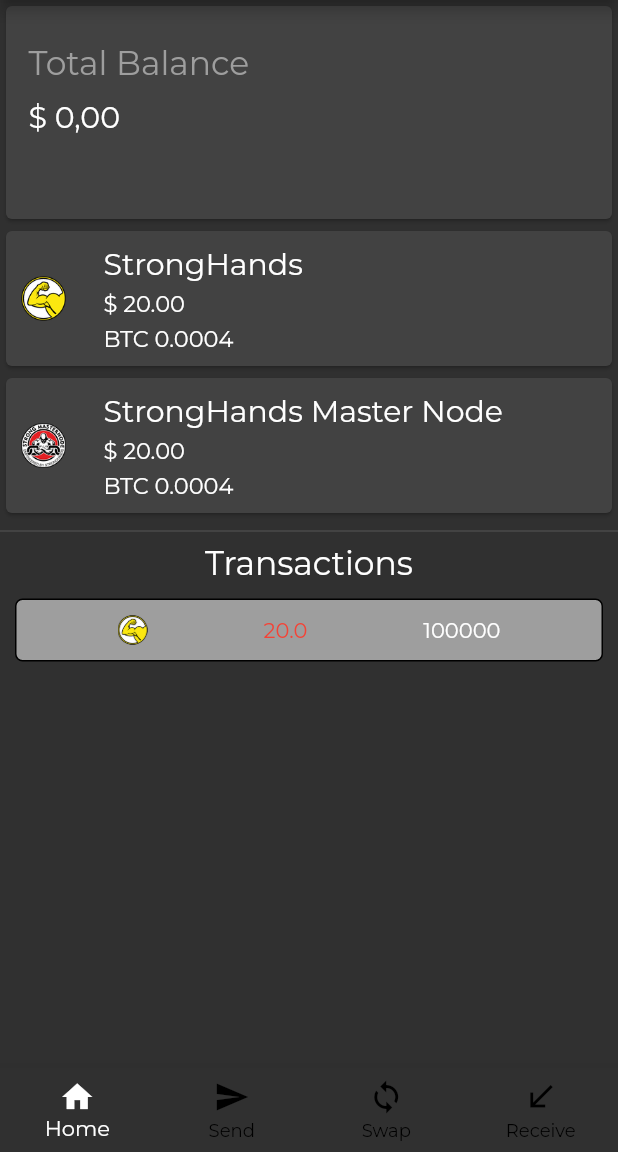
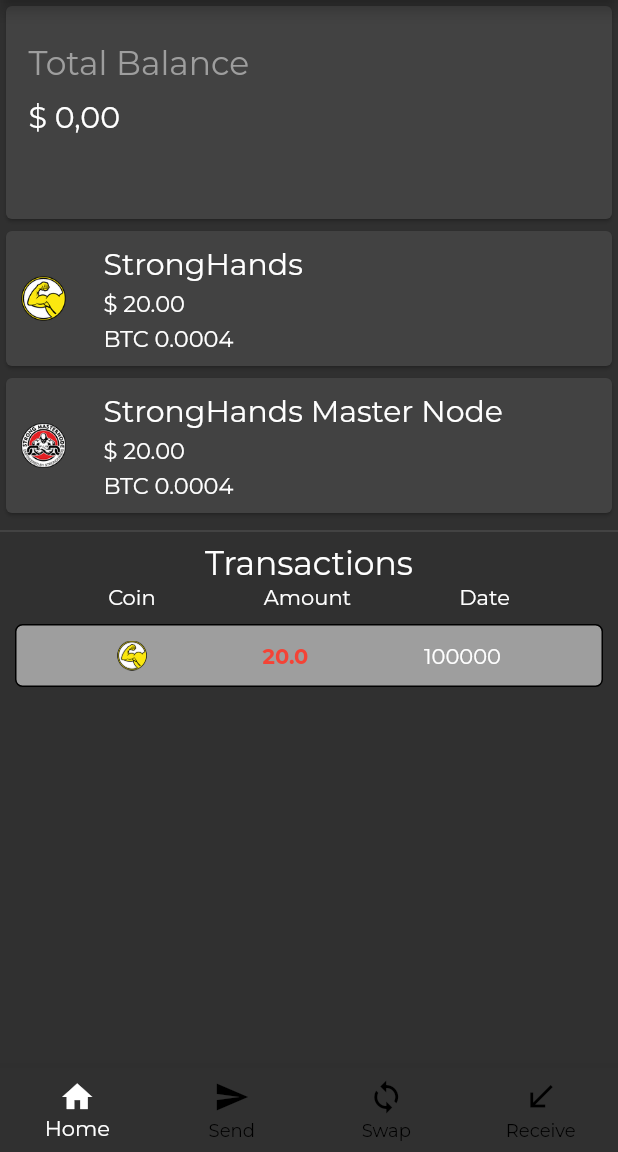
Before and after one commit to higorlapa/strongpay, a Flutter app: the screen it shows after launch, on a phone screen of 412 x 824 dp, the part 84-1236 px from its top. Run offline on Flutter 3.47's test engine with Material 2 defaults, Android fonts, the phone set to English and light mode, and no system bars; our stand-ins replace google_fonts, mobx, shared_preferences.

Commit message:
adds a transaction_store and modifies the ui in home screen

```diff
--- a/lib/ui/index/screens/home/home.dart
+++ b/lib/ui/index/screens/home/home.dart
@@ -77,6 +77,14 @@
                     ),
                   ),
                 ),
+                Row(
+                  mainAxisAlignment: MainAxisAlignment.spaceEvenly,
+                  children: <Widget>[
+                      Text('Coin'),
+                    Text('Amount'),
+                    Text('Date'),
+                  ],
+                ),
                 Expanded(
                   child: ListView.builder(
                     itemCount: _transactionsList.length,
--- a/lib/ui/index/screens/home/widgets/transaction_widget.dart
+++ b/lib/ui/index/screens/home/widgets/transaction_widget.dart
@@ -39,13 +39,13 @@
             height: 20,
             child: transaction.coin.image,
           ),
-          ///ToDo: Change it later
           Container(
             margin: EdgeInsets.symmetric(horizontal: 10),
             child: Text(transaction.amount.toString(),
             style: TextStyle(
               color: transaction.transactionType == TransactionType.SEND ?
-                  Colors.red : Colors.green
+                  Colors.red : Colors.green,
+              fontWeight: FontWeight.bold
             ),),
           ),
           Text(transaction.timestamp.toString()),
```
Also changed, not shown: lib/stores/transaction_store.dart (added, +17 -0 lines).
